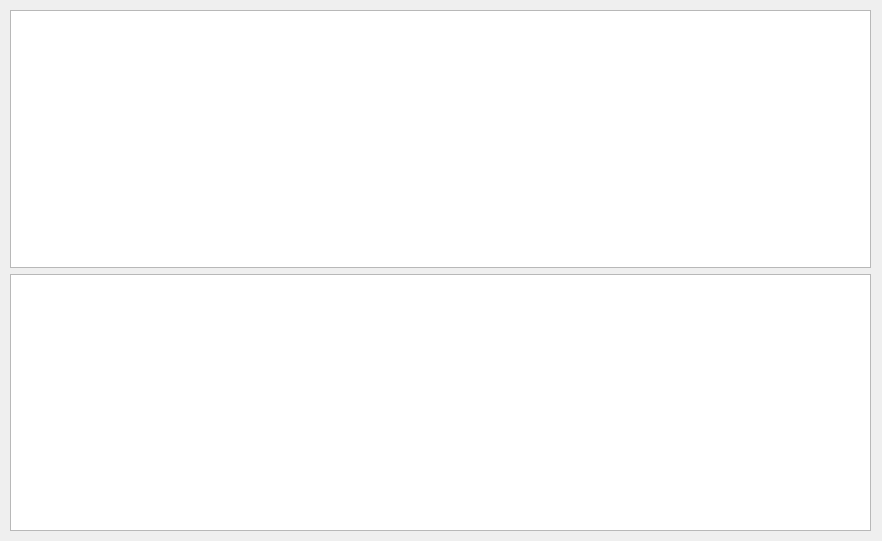
mathemaphysics/lidarshooter, file ros_ws/src/lidarshooter/src/logdialog.ui: the form before one commit.
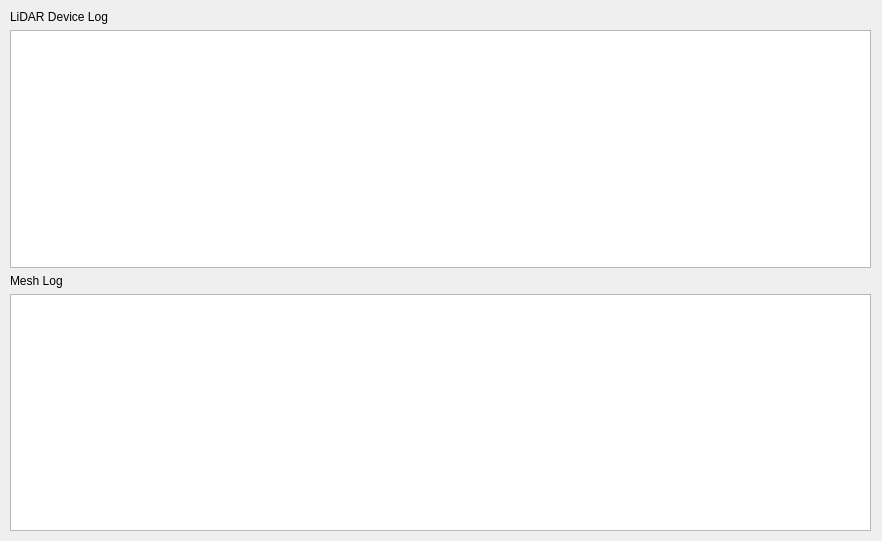
The form after the commit.

Commit message: Added missing documentation to LidarDevice constructors and added labels to LogDialog log text boxes.

```diff
--- a/ros_ws/src/lidarshooter/src/logdialog.ui
+++ b/ros_ws/src/lidarshooter/src/logdialog.ui
@@ -23,6 +23,13 @@
     </rect>
    </property>
    <layout class="QVBoxLayout" name="verticalLayout">
+    <item>
+     <widget class="QLabel" name="labelTextEditBottom">
+      <property name="text">
+       <string>LiDAR Device Log</string>
+      </property>
+     </widget>
+    </item>
     <item>
      <widget class="QTextEdit" name="textEditLogTop">
       <property name="readOnly">
@@ -30,6 +37,13 @@
       </property>
      </widget>
     </item>
+    <item>
+     <widget class="QLabel" name="labelTextEditTop">
+      <property name="text">
+       <string>Mesh Log</string>
+      </property>
+     </widget>
+    </item>
     <item>
      <widget class="QTextEdit" name="textEditLogBottom">
       <property name="readOnly">
```
The commit also changes 1 other file.
